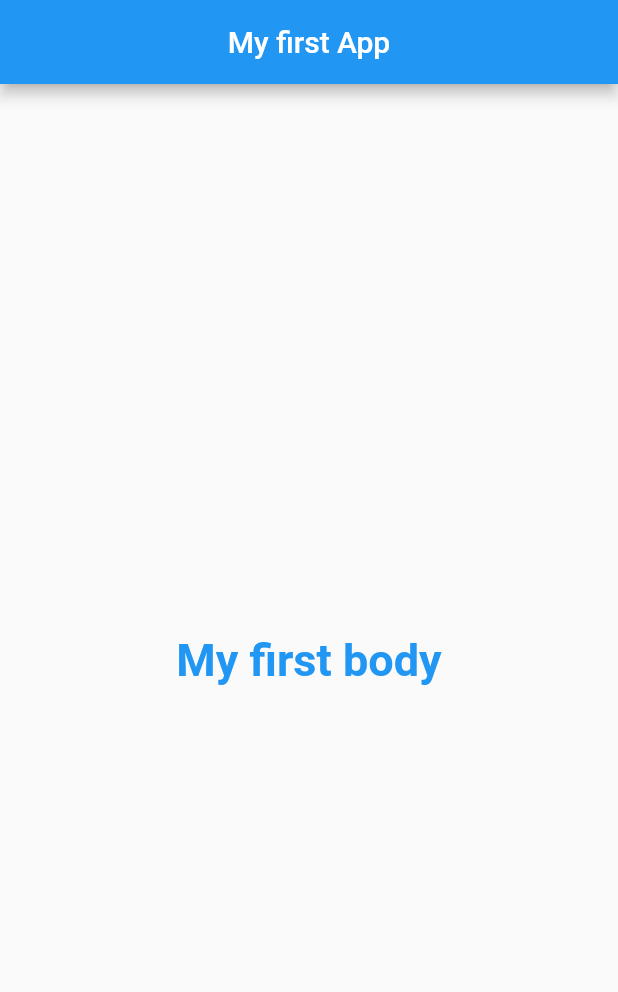
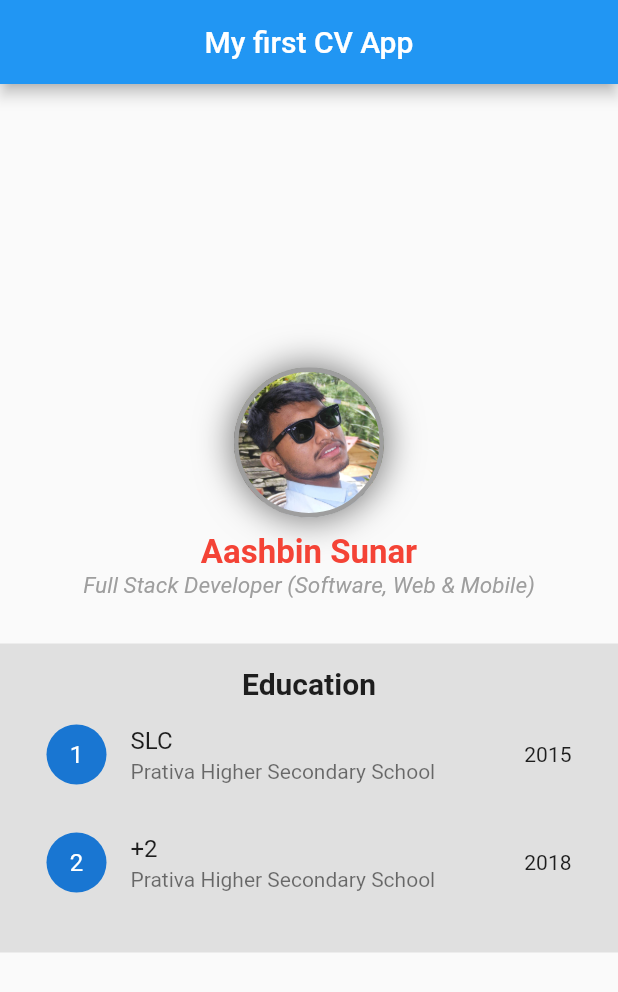
Before and after one commit to amazed11/flutter2ndbeginners, a Flutter app: the screen it shows after launch, on a phone screen of 412 x 824 dp. Shown: the top 992 px of the screen. Run offline on Flutter 3.47's test engine with Material 2 defaults, Android fonts, the phone set to English and light mode, and no system bars.

Commit message:
cv app part 1

```diff
--- a/lib/main.dart
+++ b/lib/main.dart
@@ -18,24 +18,126 @@ class MyApp extends StatelessWidget {
 }
 
 class HomeScreen extends StatelessWidget {
-  const HomeScreen({Key? key}) : super(key: key);
+  HomeScreen({Key? key}) : super(key: key);
+
+  List<String> course = ["SLC", "+2", "Bachelors", "Masters"];
+  List<String> instname = [
+    "Prativa Higher Secondary School",
+    "Soch College of IT",
+  ];
 
   @override
   Widget build(BuildContext context) {
     return Scaffold(
       appBar: AppBar(
-        title: Text("My first App"),
+        title: Text("My first CV App"),
         centerTitle: true,
       ),
       body: Container(
         child: Center(
-          child: Text(
-            "My first body",
-            style: TextStyle(
-              color: Colors.blue,
-              fontSize: 30.0,
-              fontWeight: FontWeight.bold,
-            ),
+          child: Column(
+            mainAxisAlignment: MainAxisAlignment.center,
+            children: [
+              Container(
+                width: 100.0,
+                height: 100.0,
+                decoration: BoxDecoration(
+                  border: Border.all(
+                    color: Colors.grey,
+                    width: 3.0,
+                  ),
+                  boxShadow: [
+                    BoxShadow(
+                      color: Colors.black54,
+                      blurRadius: 20.0,
+                      spreadRadius: 1.0,
+                    ),
+                  ],
+                  shape: BoxShape.circle,
+                  image: DecorationImage(
+                    fit: BoxFit.cover,
+                    image: AssetImage('assets/images/profile.jpeg'),
+                  ),
+                ),
+              ),
+              SizedBox(
+                height: 10.0,
+              ),
+              Text(
+                "Aashbin Sunar",
+                style: TextStyle(
+                  color: Colors.red,
+                  fontSize: 22.0,
+                  fontWeight: FontWeight.bold,
+                ),
+              ),
+              Text(
+                "Full Stack Developer (Software, Web & Mobile)",
+                style: TextStyle(
+                  color: Colors.grey,
+                  fontSize: 15.0,
+                  fontStyle: FontStyle.italic,
+                ),
+              ),
+              SizedBox(
+                height: 30.0,
+              ),
+              Container(
+                padding: EdgeInsets.all(15.0),
+                width: MediaQuery.of(context).size.width,
+                height: MediaQuery.of(context).size.height * 0.25,
+                decoration: BoxDecoration(
+                  color: Colors.grey[300],
+                ),
+                child: Container(
+                  child: SingleChildScrollView(
+                    child: Column(
+                      children: [
+                        Text(
+                          "Education",
+                          style: TextStyle(
+                            fontWeight: FontWeight.bold,
+                            fontSize: 20.0,
+                          ),
+                        ),
+                        ListTile(
+                          leading: CircleAvatar(
+                            child: Text("1"),
+                          ),
+                          trailing: Text("2015"),
+                          title: Text("${course[0]}"),
+                          subtitle: Text("${instname[0]}"),
+                        ),
+                        ListTile(
+                          leading: CircleAvatar(
+                            child: Text("2"),
+                          ),
+                          trailing: Text("2018"),
+                          title: Text("${course[1]}"),
+                          subtitle: Text("${instname[0]}"),
+                        ),
+                        ListTile(
+                          leading: CircleAvatar(
+                            child: Text("3"),
+                          ),
+                          trailing: Text("2020"),
+                          title: Text("${course[2]}"),
+                          subtitle: Text("${instname[1]}"),
+                        ),
+                        ListTile(
+                          leading: CircleAvatar(
+                            child: Text("4"),
+                          ),
+                          trailing: Text("2023"),
+                          title: Text("${course[3]}"),
+                          subtitle: Text("${instname[1]}"),
+                        ),
+                      ],
+                    ),
+                  ),
+                ),
+              )
+            ],
           ),
         ),
       ),
--- a/pubspec.yaml
+++ b/pubspec.yaml
@@ -43,9 +43,8 @@ flutter:
   uses-material-design: true
 
   # To add assets to your application, add an assets section, like this:
-  # assets:
-  #   - images/a_dot_burr.jpeg
-  #   - images/a_dot_ham.jpeg
+  assets:
+    - assets/images/
 
   # An image asset can refer to one or more resolution-specific "variants", see
   # https://flutter.dev/assets-and-images/#resolution-aware.
```
Also changed, not shown: assets/images/profile.jpeg (added).
